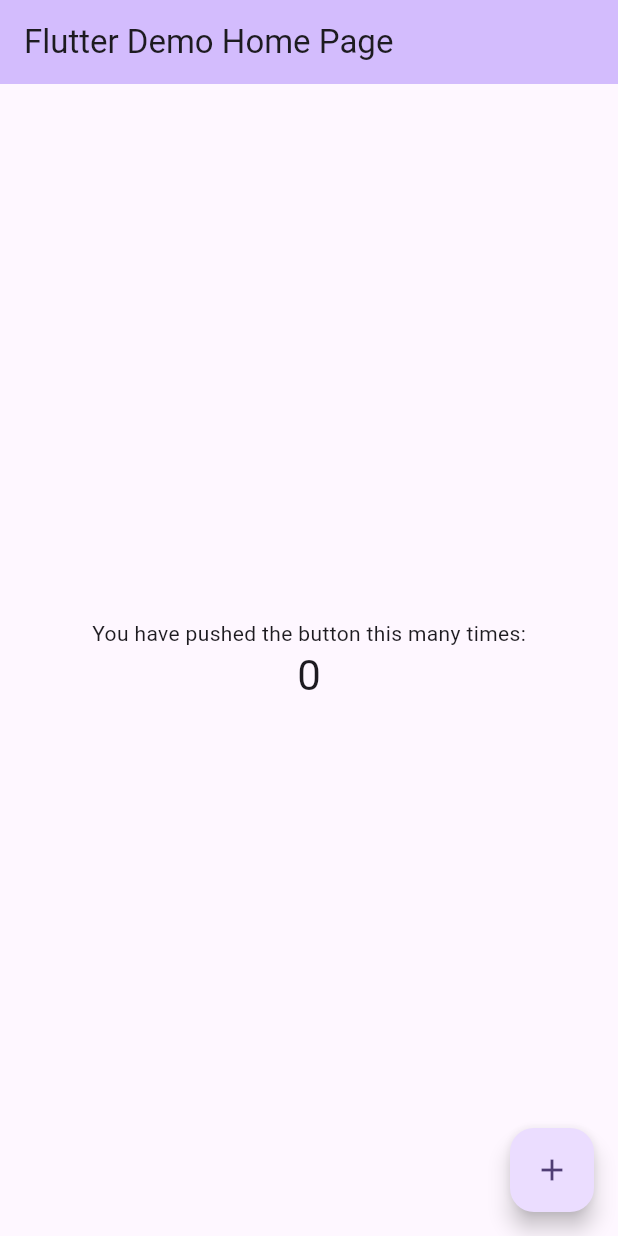
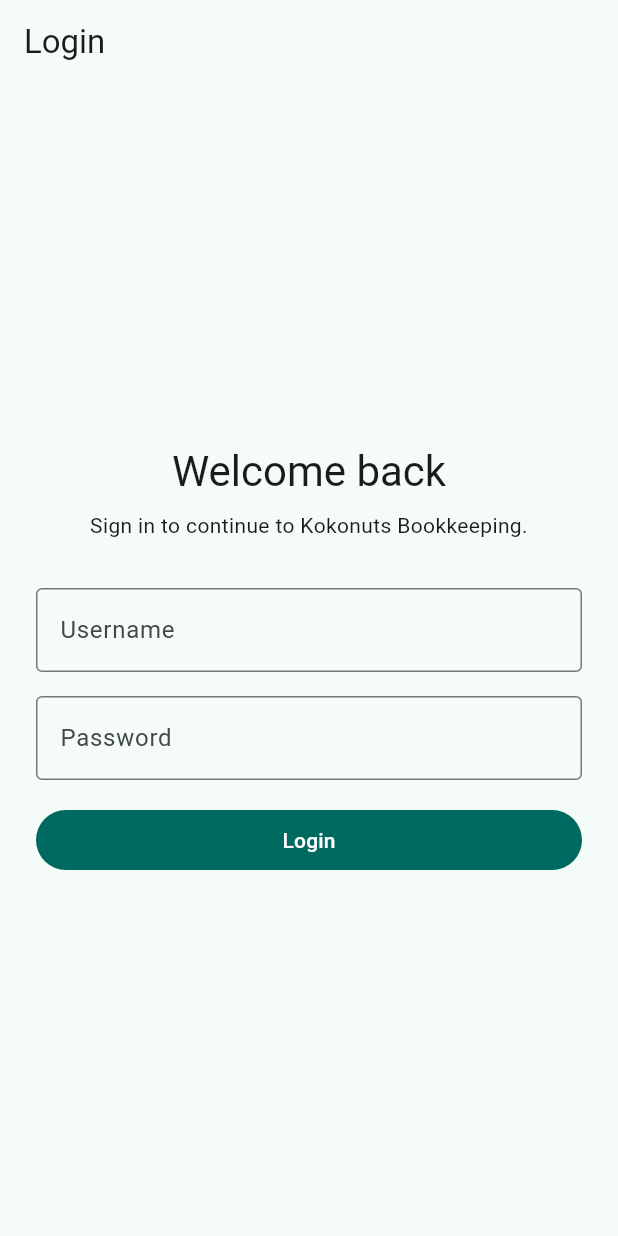
Before and after one commit to azmilazizi/kokonuts_bookkeeping, a Flutter app: the screen it shows after launch, on a phone screen of 412 x 824 dp. Run offline on Flutter 3.47's test engine with Material 3 defaults, Android fonts, the phone set to English and light mode, and no system bars; our stand-ins replace shared_preferences.

Commit message:
Implement splash and persistent login flow

```diff
--- /dev/null
+++ b/lib/app/app_state.dart
@@ -0,0 +1,54 @@
+import 'package:flutter/foundation.dart';
+
+import '../services/auth_service.dart';
+import '../services/session_manager.dart';
+
+/// Stores global application state such as authentication status.
+class AppState extends ChangeNotifier {
+  AppState({required AuthService authService, required SessionManager sessionManager})
+      : _authService = authService,
+        _sessionManager = sessionManager;
+
+  final AuthService _authService;
+  final SessionManager _sessionManager;
+
+  bool _isInitialized = false;
+  bool _isLoggedIn = false;
+  String? _authToken;
+
+  bool get isInitialized => _isInitialized;
+  bool get isLoggedIn => _isLoggedIn;
+  String? get authToken => _authToken;
+
+  /// Loads persisted session information.
+  Future<void> initialize() async {
+    if (_isInitialized) {
+      return;
+    }
+
+    final storedToken = await _sessionManager.getAuthToken();
+    if (storedToken != null && storedToken.isNotEmpty) {
+      _authToken = storedToken;
+      _isLoggedIn = true;
+    }
+
+    _isInitialized = true;
+    notifyListeners();
+  }
+
+  /// Attempts to log the user in using the provided credentials.
+  Future<void> login({required String username, required String password}) async {
+    final token = await _authService.login(username: username, password: password);
+    _authToken = token;
+    _isLoggedIn = true;
+    notifyListeners();
+  }
+
+  /// Logs out the user and clears any persisted session information.
+  Future<void> logout() async {
+    await _authService.logout();
+    _authToken = null;
+    _isLoggedIn = false;
+    notifyListeners();
+  }
+}
--- /dev/null
+++ b/lib/app/app_state_scope.dart
@@ -0,0 +1,18 @@
+import 'package:flutter/widgets.dart';
+
+import 'app_state.dart';
+
+/// Provides access to [AppState] via the widget tree.
+class AppStateScope extends InheritedNotifier<AppState> {
+  const AppStateScope({super.key, required AppState notifier, required Widget child})
+      : super(notifier: notifier, child: child);
+
+  static AppState of(BuildContext context) {
+    final scope = context.dependOnInheritedWidgetOfExactType<AppStateScope>();
+    assert(scope != null, 'AppStateScope not found in context');
+    return scope!.notifier!;
+  }
+
+  @override
+  bool updateShouldNotify(covariant AppStateScope oldWidget) => notifier != oldWidget.notifier;
+}
--- a/lib/main.dart
+++ b/lib/main.dart
@@ -1,122 +1,72 @@
+import 'dart:async';
+
 import 'package:flutter/material.dart';
 
+import 'app/app_state.dart';
+import 'app/app_state_scope.dart';
+import 'screens/home_screen.dart';
+import 'screens/login_screen.dart';
+import 'screens/splash_screen.dart';
+import 'services/auth_service.dart';
+import 'services/session_manager.dart';
+
 void main() {
-  runApp(const MyApp());
+  WidgetsFlutterBinding.ensureInitialized();
+  final sessionManager = SessionManager();
+  final authService = AuthService(sessionManager: sessionManager);
+  final appState = AppState(authService: authService, sessionManager: sessionManager);
+
+  runApp(KokonutsBookkeepingApp(appState: appState));
 }
 
-class MyApp extends StatelessWidget {
-  const MyApp({super.key});
+class KokonutsBookkeepingApp extends StatefulWidget {
+  const KokonutsBookkeepingApp({super.key, required this.appState});
 
-  // This widget is the root of your application.
+  final AppState appState;
+
   @override
-  Widget build(BuildContext context) {
-    return MaterialApp(
-      title: 'Flutter Demo',
-      theme: ThemeData(
-        // This is the theme of your application.
-        //
-        // TRY THIS: Try running your application with "flutter run". You'll see
-        // the application has a purple toolbar. Then, without quitting the app,
-        // try changing the seedColor in the colorScheme below to Colors.green
-        // and then invoke "hot reload" (save your changes or press the "hot
-        // reload" button in a Flutter-supported IDE, or press "r" if you used
-        // the command line to start the app).
-        //
-        // Notice that the counter didn't reset back to zero; the application
-        // state is not lost during the reload. To reset the state, use hot
-        // restart instead.
-        //
-        // This works for code too, not just values: Most code changes can be
-        // tested with just a hot reload.
-        colorScheme: ColorScheme.fromSeed(seedColor: Colors.deepPurple),
-      ),
-      home: const MyHomePage(title: 'Flutter Demo Home Page'),
-    );
-  }
+  State<KokonutsBookkeepingApp> createState() => _KokonutsBookkeepingAppState();
 }
 
-class MyHomePage extends StatefulWidget {
-  const MyHomePage({super.key, required this.title});
-
-  // This widget is the home page of your application. It is stateful, meaning
-  // that it has a State object (defined below) that contains fields that affect
-  // how it looks.
-
-  // This class is the configuration for the state. It holds the values (in this
-  // case the title) provided by the parent (in this case the App widget) and
-  // used by the build method of the State. Fields in a Widget subclass are
-  // always marked "final".
-
-  final String title;
+class _KokonutsBookkeepingAppState extends State<KokonutsBookkeepingApp> {
+  late final AppState _appState = widget.appState;
 
   @override
-  State<MyHomePage> createState() => _MyHomePageState();
-}
-
-class _MyHomePageState extends State<MyHomePage> {
-  int _counter = 0;
-
-  void _incrementCounter() {
-    setState(() {
-      // This call to setState tells the Flutter framework that something has
-      // changed in this State, which causes it to rerun the build method below
-      // so that the display can reflect the updated values. If we changed
-      // _counter without calling setState(), then the build method would not be
-      // called again, and so nothing would appear to happen.
-      _counter++;
-    });
+  void initState() {
+    super.initState();
+    unawaited(_appState.initialize());
   }
 
   @override
   Widget build(BuildContext context) {
-    // This method is rerun every time setState is called, for instance as done
-    // by the _incrementCounter method above.
-    //
-    // The Flutter framework has been optimized to make rerunning build methods
-    // fast, so that you can just rebuild anything that needs updating rather
-    // than having to individually change instances of widgets.
-    return Scaffold(
-      appBar: AppBar(
-        // TRY THIS: Try changing the color here to a specific color (to
-        // Colors.amber, perhaps?) and trigger a hot reload to see the AppBar
-        // change color while the other colors stay the same.
-        backgroundColor: Theme.of(context).colorScheme.inversePrimary,
-        // Here we take the value from the MyHomePage object that was created by
-        // the App.build method, and use it to set our appbar title.
-        title: Text(widget.title),
+    return AppStateScope(
+      notifier: _appState,
+      child: AnimatedBuilder(
+        animation: _appState,
+        builder: (context, _) {
+          return MaterialApp(
+            title: 'Kokonuts Bookkeeping',
+            debugShowCheckedModeBanner: false,
+            theme: ThemeData(
+              colorScheme: ColorScheme.fromSeed(seedColor: Colors.teal),
+              useMaterial3: true,
+            ),
+            home: _buildHome(),
+          );
+        },
       ),
-      body: Center(
-        // Center is a layout widget. It takes a single child and positions it
-        // in the middle of the parent.
-        child: Column(
-          // Column is also a layout widget. It takes a list of children and
-          // arranges them vertically. By default, it sizes itself to fit its
-          // children horizontally, and tries to be as tall as its parent.
-          //
-          // Column has various properties to control how it sizes itself and
-          // how it positions its children. Here we use mainAxisAlignment to
-          // center the children vertically; the main axis here is the vertical
-          // axis because Columns are vertical (the cross axis would be
-          // horizontal).
-          //
-          // TRY THIS: Invoke "debug painting" (choose the "Toggle Debug Paint"
-          // action in the IDE, or press "p" in the console), to see the
-          // wireframe for each widget.
-          mainAxisAlignment: MainAxisAlignment.center,
-          children: <Widget>[
-            const Text('You have pushed the button this many times:'),
-            Text(
-              '$_counter',
-              style: Theme.of(context).textTheme.headlineMedium,
-            ),
-          ],
-        ),
-      ),
-      floatingActionButton: FloatingActionButton(
-        onPressed: _incrementCounter,
-        tooltip: 'Increment',
-        child: const Icon(Icons.add),
-      ), // This trailing comma makes auto-formatting nicer for build methods.
     );
   }
+
+  Widget _buildHome() {
+    if (!_appState.isInitialized) {
+      return const SplashScreen();
+    }
+
+    if (_appState.isLoggedIn) {
+      return const HomeScreen();
+    }
+
+    return const LoginScreen();
+  }
 }
--- /dev/null
+++ b/lib/screens/login_screen.dart
@@ -0,0 +1,146 @@
+import 'package:flutter/material.dart';
+
+import '../app/app_state_scope.dart';
+import '../services/auth_service.dart';
+
+class LoginScreen extends StatefulWidget {
+  const LoginScreen({super.key});
+
+  @override
+  State<LoginScreen> createState() => _LoginScreenState();
+}
+
+class _LoginScreenState extends State<LoginScreen> {
+  final _formKey = GlobalKey<FormState>();
+  final _usernameController = TextEditingController();
+  final _passwordController = TextEditingController();
+  bool _isSubmitting = false;
+  String? _error;
+
+  @override
+  void dispose() {
+    _usernameController.dispose();
+    _passwordController.dispose();
+    super.dispose();
+  }
+
+  Future<void> _handleLogin() async {
+    if (!_formKey.currentState!.validate()) {
+      return;
+    }
+
+    setState(() {
+      _isSubmitting = true;
+      _error = null;
+    });
+
+    final appState = AppStateScope.of(context);
+
+    try {
+      await appState.login(
+        username: _usernameController.text.trim(),
+        password: _passwordController.text,
+      );
+    } on AuthException catch (error) {
+      setState(() {
+        _error = error.message;
+      });
+    } catch (_) {
+      setState(() {
+        _error = 'An unexpected error occurred. Please try again later.';
+      });
+    } finally {
+      if (mounted) {
+        setState(() {
+          _isSubmitting = false;
+        });
+      }
+    }
+  }
+
+  @override
+  Widget build(BuildContext context) {
+    final theme = Theme.of(context);
+
+    return Scaffold(
+      appBar: AppBar(title: const Text('Login')),
+      body: Center(
+        child: SingleChildScrollView(
+          padding: const EdgeInsets.all(24),
+          child: ConstrainedBox(
+            constraints: const BoxConstraints(maxWidth: 400),
+            child: Form(
+              key: _formKey,
+              child: Column(
+                mainAxisSize: MainAxisSize.min,
+                crossAxisAlignment: CrossAxisAlignment.stretch,
+                children: [
+                  Text(
+                    'Welcome back',
+                    style: theme.textTheme.headlineMedium,
+                    textAlign: TextAlign.center,
+                  ),
+                  const SizedBox(height: 8),
+                  Text(
+                    'Sign in to continue to Kokonuts Bookkeeping.',
+                    style: theme.textTheme.bodyMedium,
+                    textAlign: TextAlign.center,
+                  ),
+                  const SizedBox(height: 32),
+                  TextFormField(
+                    controller: _usernameController,
+                    decoration: const InputDecoration(
+                      labelText: 'Username',
+                      border: OutlineInputBorder(),
+                    ),
+                    textInputAction: TextInputAction.next,
+                    validator: (value) {
+                      if (value == null || value.trim().isEmpty) {
+                        return 'Please enter your username.';
+                      }
+                      return null;
+                    },
+                  ),
+                  const SizedBox(height: 16),
+                  TextFormField(
+                    controller: _passwordController,
+                    decoration: const InputDecoration(
+                      labelText: 'Password',
+                      border: OutlineInputBorder(),
+                    ),
+                    obscureText: true,
+                    onFieldSubmitted: (_) => _handleLogin(),
+                    validator: (value) {
+                      if (value == null || value.isEmpty) {
+                        return 'Please enter your password.';
+                      }
+                      return null;
+                    },
+                  ),
+                  const SizedBox(height: 16),
+                  if (_error != null) ...[
+                    Text(
+                      _error!,
+                      style: theme.textTheme.bodyMedium?.copyWith(color: theme.colorScheme.error),
+                    ),
+                    const SizedBox(height: 16),
+                  ],
+                  FilledButton(
+                    onPressed: _isSubmitting ? null : _handleLogin,
+                    child: _isSubmitting
+                        ? const SizedBox(
+                            height: 20,
+                            width: 20,
+                            child: CircularProgressIndicator(strokeWidth: 2),
+                          )
+                        : const Text('Login'),
+                  ),
+                ],
+              ),
+            ),
+          ),
+        ),
+      ),
+    );
+  }
+}
--- /dev/null
+++ b/lib/services/auth_service.dart
@@ -0,0 +1,68 @@
+import 'dart:convert';
+
+import 'package:http/http.dart' as http;
+
+import 'session_manager.dart';
+
+/// Thrown when authentication fails.
+class AuthException implements Exception {
+  const AuthException(this.message);
+
+  final String message;
+
+  @override
+  String toString() => 'AuthException: $message';
+}
+
+/// Handles authentication-related network requests.
+class AuthService {
+  AuthService({http.Client? client, required SessionManager sessionManager})
+      : _client = client ?? http.Client(),
+        _sessionManager = sessionManager;
+
+  static const _loginUrl = 'https://crm.kokonuts.my/timesheets/api/login';
+
+  final http.Client _client;
+  final SessionManager _sessionManager;
+
+  /// Attempts to log the user in and returns the auth token if successful.
+  Future<String> login({required String username, required String password}) async {
+    late http.Response response;
+    try {
+      response = await _client.post(
+        Uri.parse(_loginUrl),
+        headers: const {'Content-Type': 'application/json'},
+        body: jsonEncode({'username': username, 'password': password}),
+      );
+    } catch (_) {
+      throw const AuthException('Unable to reach the server. Please try again later.');
+    }
+
+    if (response.statusCode == 200) {
+      final decoded = jsonDecode(response.body) as Map<String, dynamic>?;
+      final token = decoded?['token'] as String?;
+      if (token == null || token.isEmpty) {
+        throw const AuthException('The server response did not include a token.');
+      }
+      await _sessionManager.saveAuthToken(token);
+      return token;
+    }
+
+    String message = 'Login failed with status code ${response.statusCode}.';
+    try {
+      final decoded = jsonDecode(response.body) as Map<String, dynamic>?;
+      final serverMessage = decoded?['message'] as String?;
+      if (serverMessage != null && serverMessage.isNotEmpty) {
+        message = serverMessage;
+      }
+    } catch (_) {
+      // Ignore parsing errors and fall back to default message.
+    }
+    throw AuthException(message);
+  }
+
+  /// Clears persisted authentication state.
+  Future<void> logout() async {
+    await _sessionManager.clearAuthToken();
+  }
+}
--- a/pubspec.yaml
+++ b/pubspec.yaml
@@ -34,6 +34,8 @@ dependencies:
   # The following adds the Cupertino Icons font to your application.
   # Use with the CupertinoIcons class for iOS style icons.
   cupertino_icons: ^1.0.8
+  http: ^1.2.2
+  shared_preferences: ^2.2.3
 
 dev_dependencies:
   flutter_test:
```
Also changed, not shown: lib/screens/home_screen.dart (added, +40 -0 lines), lib/screens/splash_screen.dart (added, +21 -0 lines), lib/services/session_manager.dart (added, +21 -0 lines).
